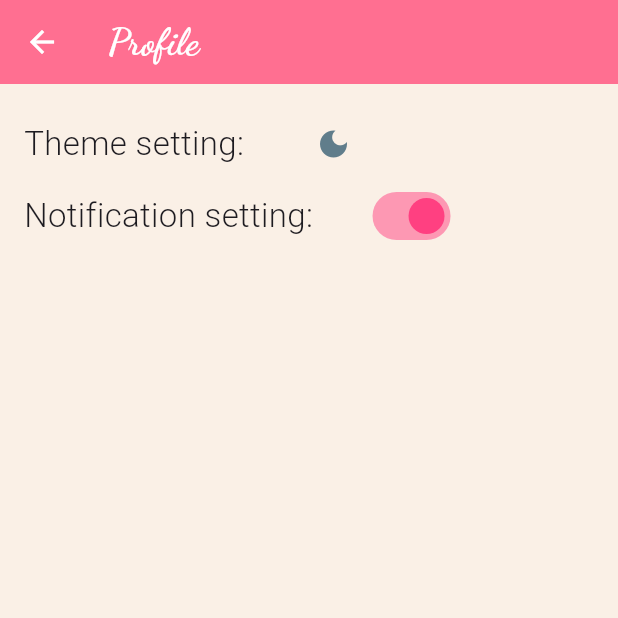
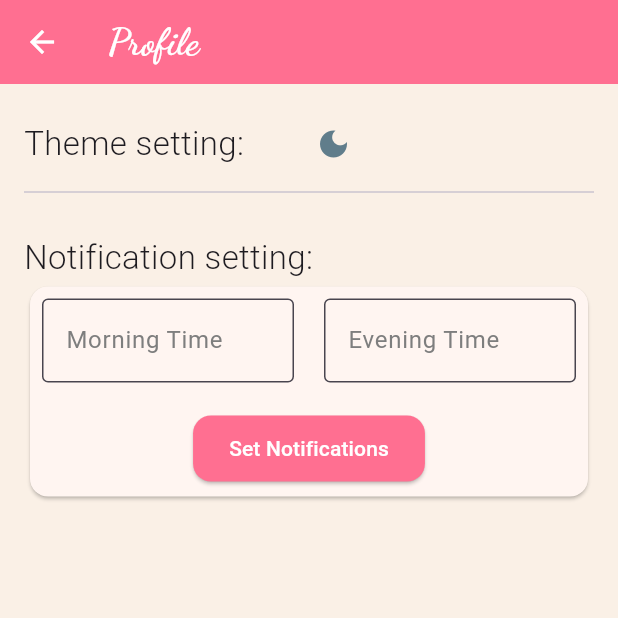
Before and after one commit to Nadun-Charuka/memo, a Flutter app: the screen it shows after launch, after a tap on the "person" icon, on a phone screen of 412 x 824 dp, the top half of it. Run offline on Flutter 3.47's test engine with Material 3 defaults, Android fonts, the phone set to English and light mode, and no system bars; our stand-ins replace flutter_local_notifications, flutter_riverpod, google_fonts, hive, hive_flutter, timezone; accounts and stored records are empty.

Commit message:
notification halfly done

```diff
--- a/lib/main.dart
+++ b/lib/main.dart
@@ -2,17 +2,28 @@ import 'package:flutter/material.dart';
 import 'package:flutter_riverpod/flutter_riverpod.dart';
 import 'package:hive_flutter/hive_flutter.dart';
 import 'package:memo/models/note.dart';
+import 'package:memo/models/notification_time.dart';
 import 'package:memo/providers/theme_provider.dart';
 import 'package:memo/screens/home_screen.dart';
-import 'package:memo/theme.dart';
+import 'package:memo/services/local_notification_service/local_notification_service.dart';
+import 'package:memo/utils/theme.dart';
+import 'package:timezone/data/latest.dart' as tz;
 
 void main() async {
   WidgetsFlutterBinding.ensureInitialized();
   await Hive.initFlutter();
-
+  tz.initializeTimeZones();
+  await LocalNotificationService.init();
   Hive.registerAdapter(NoteAdapter());
   await Hive.openBox<Note>('notesBox');
   await Hive.openBox('settings');
+
+  //notifications
+
+  Hive.registerAdapter(NotificationTimeAdapter());
+  await Hive.openBox<NotificationTime>('notificationBox');
+  await rescheduleNotifications();
+
   runApp(ProviderScope(child: MyApp()));
 }
 
--- /dev/null
+++ b/lib/models/notification_time.dart
@@ -0,0 +1,14 @@
+import 'package:hive/hive.dart';
+
+part 'notification_time.g.dart';
+
+@HiveType(typeId: 1)
+class NotificationTime {
+  @HiveField(0)
+  final int hour;
+
+  @HiveField(1)
+  final int minute;
+
+  NotificationTime(this.hour, this.minute);
+}
--- a/lib/providers/notification_provider.dart
+++ /dev/null
@@ -1,3 +0,0 @@
-import 'package:flutter_riverpod/flutter_riverpod.dart';
-
-final allowNotificationProvider = StateProvider<bool>((ref) => true);
--- /dev/null
+++ b/lib/providers/notification_time_provider.dart
@@ -0,0 +1,15 @@
+import 'package:flutter_riverpod/flutter_riverpod.dart';
+import 'package:hive/hive.dart';
+import 'package:memo/models/notification_time.dart';
+
+final notificationBoxProvider = Provider<Box<NotificationTime>>((ref) {
+  return Hive.box<NotificationTime>('notificationBox');
+});
+
+final morningTimeProvider = StateProvider<NotificationTime?>((ref) {
+  return ref.watch(notificationBoxProvider).get('morning');
+});
+
+final eveningTimeProvider = StateProvider<NotificationTime?>((ref) {
+  return ref.watch(notificationBoxProvider).get('evening');
+});
--- a/lib/screens/home_screen.dart
+++ b/lib/screens/home_screen.dart
@@ -7,6 +7,7 @@ import 'package:memo/providers/filterd_note_provider.dart';
 import 'package:memo/providers/note_provider.dart';
 import 'package:memo/screens/add_edit_note_screen.dart';
 import 'package:memo/screens/setting_screen.dart';
+
 import 'package:memo/widgets/searchbar_widget.dart';
 
 class HomeScreen extends ConsumerWidget {
@@ -151,6 +152,7 @@ class HomeScreen extends ConsumerWidget {
                                             ref
                                                 .read(noteProvider.notifier)
                                                 .deleteNote(note.id);
+                                            if (!context.mounted) return;
 
                                             Navigator.pop(context);
                                             ScaffoldMessenger.of(context)
--- a/lib/screens/setting_screen.dart
+++ b/lib/screens/setting_screen.dart
@@ -1,15 +1,106 @@
 import 'package:flutter/material.dart';
 import 'package:flutter_riverpod/flutter_riverpod.dart';
 import 'package:google_fonts/google_fonts.dart';
-import 'package:memo/providers/notification_provider.dart';
+import 'package:hive_flutter/hive_flutter.dart';
+import 'package:memo/models/notification_time.dart';
+import 'package:memo/providers/notification_time_provider.dart';
 import 'package:memo/providers/theme_provider.dart';
+import 'package:memo/services/local_notification_service/local_notification_service.dart';
 
-class SettingScreen extends ConsumerWidget {
+class SettingScreen extends ConsumerStatefulWidget {
   const SettingScreen({super.key});
 
   @override
-  Widget build(BuildContext context, WidgetRef ref) {
-    final allowNotification = ref.watch(allowNotificationProvider);
+  ConsumerState<SettingScreen> createState() => _SettingScreenState();
+}
+
+class _SettingScreenState extends ConsumerState<SettingScreen> {
+  bool _initialized = false;
+
+  @override
+  void didChangeDependencies() {
+    super.didChangeDependencies();
+    if (_initialized) return;
+
+    final box = Hive.box<NotificationTime>('notificationBox');
+
+    final morning = box.get('morning');
+    if (morning != null) {
+      _morningTime = TimeOfDay(hour: morning.hour, minute: morning.minute);
+      _morningController.text = _morningTime!.format(context);
+      ref.read(morningTimeProvider.notifier).state = morning;
+    }
+
+    final evening = box.get('evening');
+    if (evening != null) {
+      _eveningTime = TimeOfDay(hour: evening.hour, minute: evening.minute);
+      _eveningController.text = _eveningTime!.format(context);
+      ref.read(eveningTimeProvider.notifier).state = evening;
+    }
+
+    _initialized = true;
+  }
+
+  TimeOfDay? _morningTime;
+  TimeOfDay? _eveningTime;
+
+  final TextEditingController _morningController = TextEditingController();
+  final TextEditingController _eveningController = TextEditingController();
+
+  void _scheduleNotifications() async {
+    FocusScope.of(context).unfocus();
+    if (_morningTime == null || _eveningTime == null) return;
+
+    final now = DateTime.now();
+    final morningDateTime = DateTime(
+        now.year, now.month, now.day, _morningTime!.hour, _morningTime!.minute);
+    final eveningDateTime = DateTime(
+        now.year, now.month, now.day, _eveningTime!.hour, _eveningTime!.minute);
+
+    await LocalNotificationService.showSheduleNotification(
+        id: 1,
+        title: 'Memo Reminder',
+        body: 'Did you forget to add Memo?',
+        dateTime: morningDateTime);
+    await LocalNotificationService.showSheduleNotification(
+      id: 2,
+      title: 'Memo Reminder',
+      body: 'Save your Memo today',
+      dateTime: eveningDateTime,
+    );
+    if (!mounted) return;
+    ScaffoldMessenger.of(context).showSnackBar(
+        SnackBar(content: Text("Notification scheduled successfully")));
+  }
+
+  Future<void> _pickTime({required bool isMorning}) async {
+    final picked = await showTimePicker(
+      context: context,
+      initialTime: TimeOfDay.now(),
+    );
+
+    if (picked == null) return;
+
+    final box = Hive.box<NotificationTime>('notificationBox');
+    final time = NotificationTime(picked.hour, picked.minute);
+
+    if (isMorning) {
+      if (!mounted) return;
+      _morningTime = picked;
+      _morningController.text = picked.format(context);
+      box.put('morning', time);
+      ref.read(morningTimeProvider.notifier).state = time;
+    } else {
+      if (!mounted) return;
+      _eveningTime = picked;
+      _eveningController.text = picked.format(context);
+      box.put('evening', time);
+      ref.read(eveningTimeProvider.notifier).state = time;
+    }
+  }
+
+  @override
+  Widget build(BuildContext context) {
     final themeMode = ref.watch(themeNotifierProvider);
     final isDark = themeMode == ThemeMode.dark;
 
@@ -22,30 +113,21 @@ class SettingScreen extends ConsumerWidget {
             fontSize: 25,
           ),
         ),
-        actions: [],
       ),
       body: Padding(
         padding: const EdgeInsets.all(16.0),
         child: Column(
+          crossAxisAlignment: CrossAxisAlignment.start,
           children: [
             Row(
               children: [
                 Text(
                   "Theme setting: ",
-                  style: TextStyle(
-                    fontWeight: FontWeight.w300,
-                    fontSize: 22,
+                  style: TextStyle(fontWeight: FontWeight.w300, fontSize: 22),
                 ),
-                ),
-                SizedBox(
-                  width: 30,
-                ),
+                SizedBox(width: 30),
                 IconButton(
                   color: isDark ? Colors.yellow : Colors.blueGrey,
-                  splashColor: Colors.pink
-                      .withValues(alpha: .3), // Splash effect when pressed
-                  highlightColor: Colors.pink
-                      .withValues(alpha: 0.1), // Highlight color when tapped
                   icon: Icon(isDark ? Icons.light_mode : Icons.dark_mode),
                   onPressed: () {
                     ref.read(themeNotifierProvider.notifier).toggleTheme();
@@ -53,26 +135,52 @@ class SettingScreen extends ConsumerWidget {
                 )
               ],
             ),
+            Divider(),
+            SizedBox(height: 20),
+            Text(
+              "Notification setting: ",
+              style: TextStyle(fontWeight: FontWeight.w300, fontSize: 22),
+            ),
+            Card(
+              child: Padding(
+                padding: const EdgeInsets.all(8.0),
+                child: Column(
+                  children: [
                     Row(
                       children: [
-                Text(
-                  "Notification setting: ",
-                  style: TextStyle(
-                    fontWeight: FontWeight.w300,
-                    fontSize: 22,
+                        Expanded(
+                          child: TextField(
+                            controller: _morningController,
+                            readOnly: true,
+                            decoration: InputDecoration(
+                              labelText: "Morning Time",
+                              border: OutlineInputBorder(),
+                            ),
+                            onTap: () => _pickTime(isMorning: true),
                           ),
                         ),
-                SizedBox(
-                  width: 30,
+                        SizedBox(width: 20),
+                        Expanded(
+                          child: TextField(
+                            controller: _eveningController,
+                            readOnly: true,
+                            decoration: InputDecoration(
+                              labelText: "Evening Time",
+                              border: OutlineInputBorder(),
                             ),
-                Switch(
-                  activeColor: Colors.pinkAccent,
-                  value: allowNotification,
-                  onChanged: (value) {
-                    ref.read(allowNotificationProvider.notifier).state = value;
-                  },
+                            onTap: () => _pickTime(isMorning: false),
+                          ),
                         ),
                       ],
+                    ),
+                    SizedBox(height: 20),
+                    ElevatedButton(
+                      onPressed: _scheduleNotifications,
+                      child: Text("Set Notifications"),
+                    ),
+                  ],
+                ),
+              ),
             )
           ],
         ),
--- /dev/null
+++ b/lib/services/local_notification_service/local_notification_service.dart
@@ -0,0 +1,83 @@
+import 'package:flutter_local_notifications/flutter_local_notifications.dart';
+import 'package:hive_flutter/hive_flutter.dart';
+import 'package:memo/models/notification_time.dart';
+import 'package:timezone/timezone.dart' as tz;
+
+class LocalNotificationService {
+  static final FlutterLocalNotificationsPlugin flutterLocalNotificationsPlugin =
+      FlutterLocalNotificationsPlugin();
+
+  static Future<void> init() async {
+    const AndroidInitializationSettings androidInitializationSettings =
+        AndroidInitializationSettings("@mipmap/ic_launcher");
+    const DarwinInitializationSettings darwinInitializationSettings =
+        DarwinInitializationSettings();
+
+    const InitializationSettings initializationSettings =
+        InitializationSettings(
+      android: androidInitializationSettings,
+      iOS: darwinInitializationSettings,
+    );
+
+    await flutterLocalNotificationsPlugin.initialize(initializationSettings);
+
+    await flutterLocalNotificationsPlugin
+        .resolvePlatformSpecificImplementation<
+            AndroidFlutterLocalNotificationsPlugin>()
+        ?.requestNotificationsPermission();
+  }
+
+  static Future<void> showSheduleNotification({
+    required int id,
+    required String title,
+    required String body,
+    required DateTime dateTime,
+  }) async {
+    NotificationDetails notificationDetails = NotificationDetails(
+      android: AndroidNotificationDetails(
+        "channelId",
+        "channelName",
+        importance: Importance.max,
+        priority: Priority.high,
+      ),
+      iOS: DarwinNotificationDetails(),
+    );
+
+    flutterLocalNotificationsPlugin.zonedSchedule(
+      id,
+      title,
+      body,
+      tz.TZDateTime.from(dateTime, tz.local),
+      notificationDetails,
+      androidScheduleMode: AndroidScheduleMode.exactAllowWhileIdle,
+      matchDateTimeComponents: DateTimeComponents.time,
+    );
+  }
+}
+
+Future<void> rescheduleNotifications() async {
+  final box = Hive.box<NotificationTime>('notificationBox');
+  final morning = box.get('morning');
+  final evening = box.get('evening');
+  final now = DateTime.now();
+
+  if (morning != null) {
+    await LocalNotificationService.showSheduleNotification(
+      id: 1,
+      title: 'Memo Reminder',
+      body: 'Did you forget to add Memo?',
+      dateTime:
+          DateTime(now.year, now.month, now.day, morning.hour, morning.minute),
+    );
+  }
+
+  if (evening != null) {
+    await LocalNotificationService.showSheduleNotification(
+      id: 2,
+      title: 'Memo Reminder',
+      body: 'Save your Memo today',
+      dateTime:
+          DateTime(now.year, now.month, now.day, evening.hour, evening.minute),
+    );
+  }
+}
--- a/lib/theme.dart
+++ b/lib/utils/theme.dart
@@ -13,6 +13,7 @@ class MyAppThemes {
   static const Color darkCard = Color(0xFF3A3A3A); // Soft surface
   static const Color darkText = Color(0xFFECECEC); // Bright text
 
+//light theme
   static ThemeData lightTheme = ThemeData(
     brightness: Brightness.light,
     scaffoldBackgroundColor: lightBackground,
@@ -57,6 +58,7 @@ class MyAppThemes {
     ),
   );
 
+//dark theme
   static ThemeData darkTheme = ThemeData(
     brightness: Brightness.dark,
     scaffoldBackgroundColor: Color(0xFF1C1B1F), // Deep romantic night
--- a/pubspec.yaml
+++ b/pubspec.yaml
@@ -44,6 +44,9 @@ dependencies:
   hive_flutter: ^1.1.0
   google_fonts: ^6.2.1
   flutter_launcher_icons: ^0.14.3
+  flutter_local_notifications: ^19.1.0
+  timezone: ^0.10.1
+  path_provider: ^2.1.5
 
 dev_dependencies:
   flutter_test:
```
Also changed, not shown: lib/models/notification_time.g.dart (added), pubspec.lock, 5 other files. Lines whose indentation alone changed are shown as unchanged.
